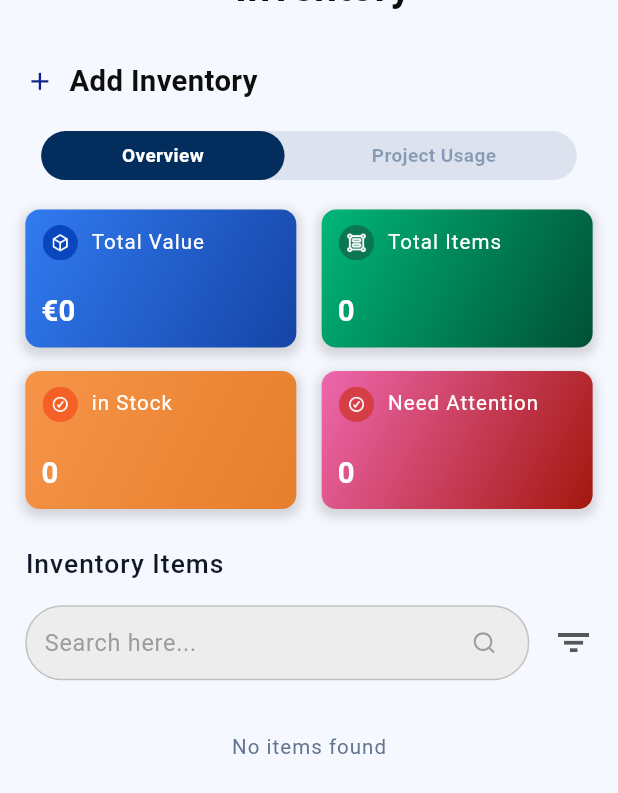
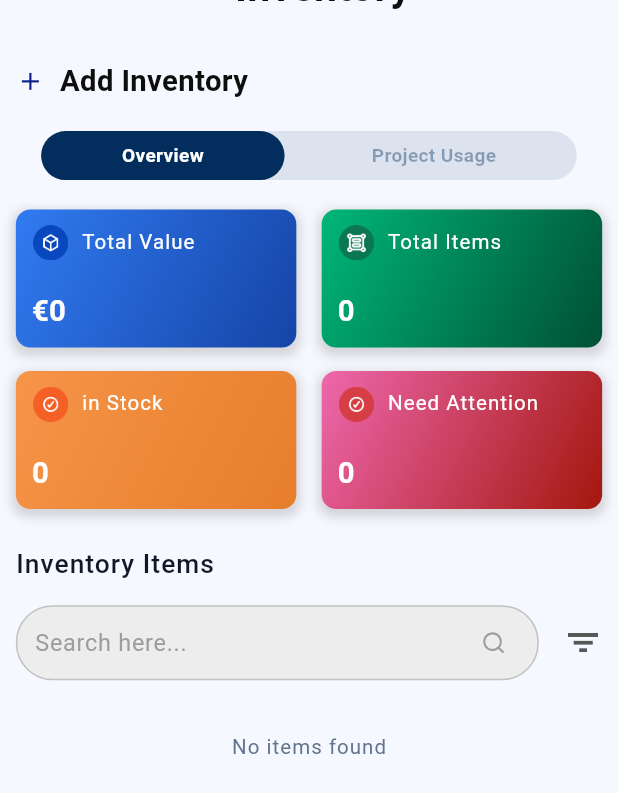
Before and after one commit to nazmulhudajvai/project_dzandzi, a Flutter app: the InventoryView screen opened directly, scrolled down 87 dp, on a phone screen of 412 x 824 dp. Shown: the top 793 px of the screen. Run offline on Flutter 3.47's test engine with Material 3 defaults, Android fonts, the phone set to English and light mode, and no system bars; our stand-ins replace dio, file_picker, fl_chart, flutter_screenutil, flutter_secure_storage, flutter_svg and 5 more; accounts and stored records are empty; network calls fail.

Commit message:
complete the work

```diff
--- a/lib/presentation/pages/inventory/inventory_view.dart
+++ b/lib/presentation/pages/inventory/inventory_view.dart
@@ -17,7 +17,7 @@ class InventoryView extends StatelessWidget {
     return Scaffold(
       backgroundColor: AppColor.backgroundColor,
       body: SingleChildScrollView(
-        padding: EdgeInsets.fromLTRB(16.w, 60.h, 16.w, 30.h),
+        padding: EdgeInsets.fromLTRB(10.w, 60.h, 10.w, 30.h),
         child: ConstrainedBox(
           constraints: BoxConstraints(
             minHeight: MediaQuery.of(context).size.height -
```
